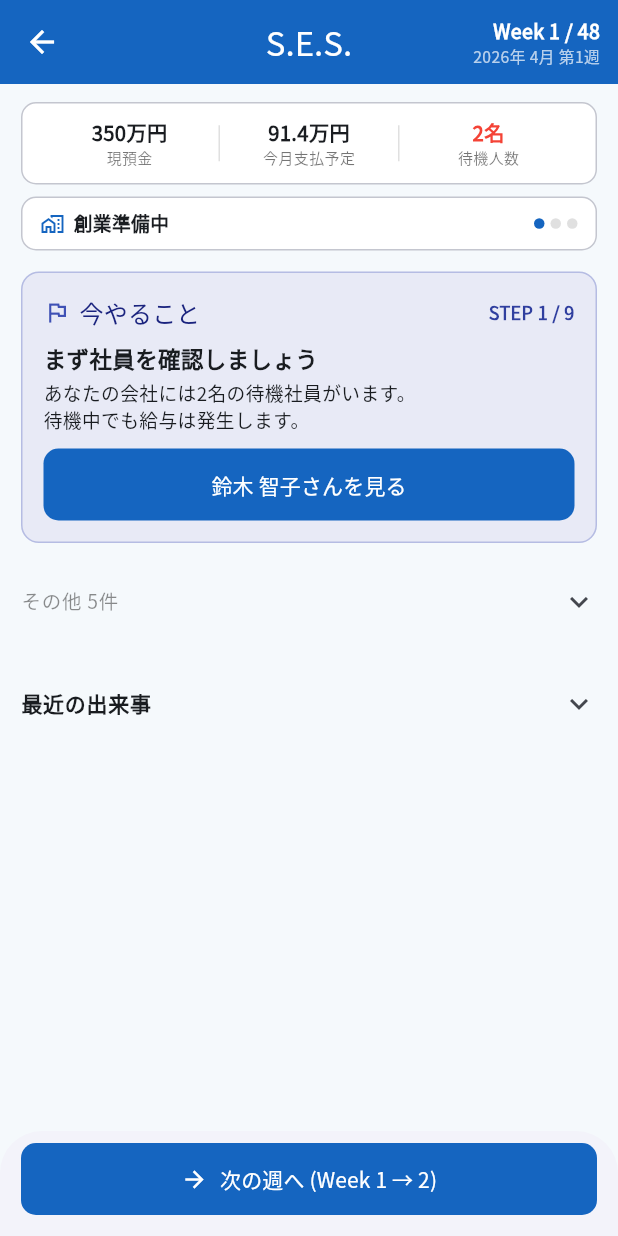
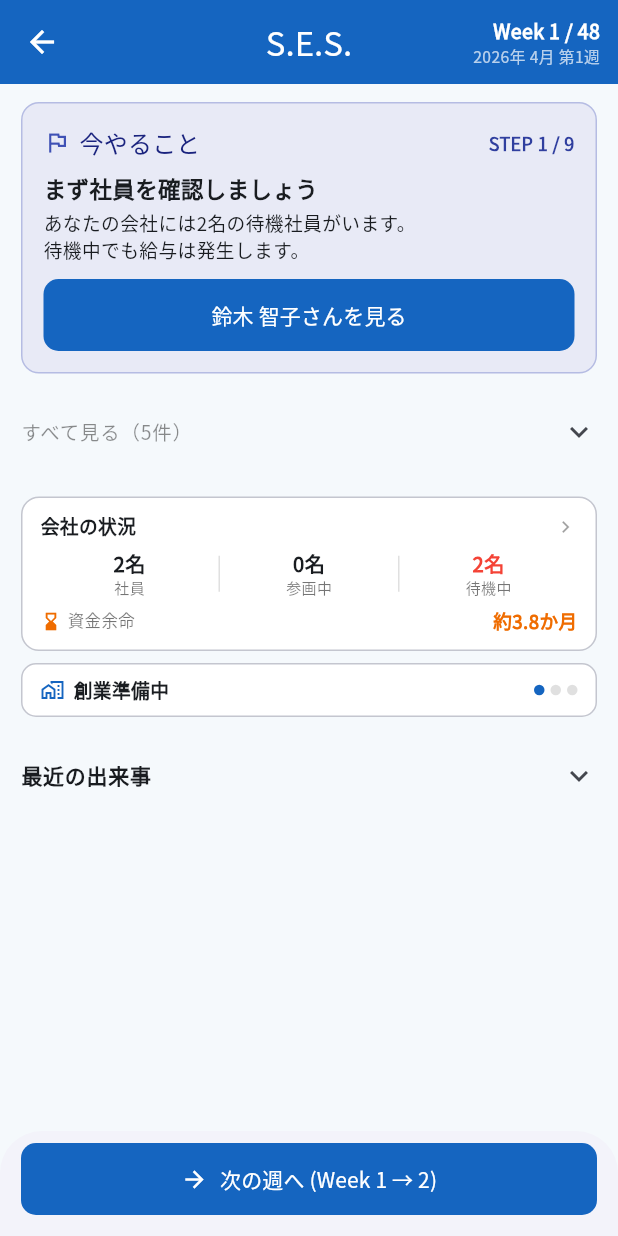
Before and after one commit to perusonao/smile_enjoy_story, a Flutter app: the HomeScreen screen opened directly, on a phone screen of 412 x 824 dp. Run offline on Flutter 3.47's test engine with Material 3 defaults, Android fonts, the phone set to English and light mode, and no system bars; our stand-ins replace shared_preferences; accounts and stored records are empty.

Commit message:
Home layout整理: 「今やること」を1件のヒーローカードに集約 (§1-6)
Home画面の役割を「会社情報を全部見る画面」から「今、何をすればいいか判断
する画面」へ変更する、レイアウト改修の第1段階。

- 今やること: 自由経営/ポスト・チュートリアルでは RecommendationEngine の
  トップ1件をヒーローカードとして表示（ガイド付き創業チュートリアルは既存
  の _GuidedActionCard のまま）。新しいおすすめ判定ロジックは追加していない。
- 重要なお知らせ: RecommendationEngine のトップ3のうち2〜3件目を通知として
  表示し、残りは「すべて見る」に折りたたむ。
- 会社の状況（要約）: 社員数/参画中/待機中/資金余命のみを表示する新しい
  _CompanySummaryCard に、旧StatTile行・_FinanceLine・_HeadcountLine・
  _SimplifiedDashboard を統合（詳細は既存の資金状況シートへ）。
- BeginnerModeCard: 「今月の経営ポイント」という教育専用の一言表示に整理し、
  会社の状況/重要なお知らせと重複していた次回入金予定・待機社員給与負担・
  資金状況のFactsを削除（BeginnerModeEngineのロジック・文言自体は無変更）。
- CompanyPhaseBanner は既存のまま会社の状況の直後に再配置。
- 「次の週へ」は既存のbottomSheet固定ボタンのまま変更なし。

ゲームロジック（TaskEngine/RecommendationEngine/BeginnerModeEngine/
ProgressionEngine/MatchingEngine/ProjectComparisonEngine 等）・会計・
save/loadロジックは一切変更していない。

Co-Authored-By: Claude Sonnet 5 <noreply@anthropic.com>
Claude-Session: https://claude.ai/code/session_01FG27GrnqLyiqmEfXa21cVr

```diff
--- a/lib/ui/home/home_screen.dart
+++ b/lib/ui/home/home_screen.dart
@@ -10,14 +10,12 @@ import '../main_shell.dart';
 import '../projects/client_interview_screen.dart';
 import '../projects/interview_results_screen.dart';
 import '../recruitment/applicant_detail_screen.dart';
-import '../theme.dart';
 import '../widgets/beginner_mode_card.dart';
 import '../widgets/beginner_mode_dialogs.dart';
 import '../widgets/company_phase_indicator.dart';
 import '../widgets/expense_breakdown_sheet.dart';
 import '../widgets/founding_dialogs.dart';
 import '../widgets/monthly_closing_dialog.dart';
-import '../widgets/stat_tile.dart';
 import '../widgets/task_card.dart';
 import '../widgets/week_summary_dialog.dart';
 
@@ -248,7 +246,6 @@ class _HomeScreenState extends State<HomeScreen> {
   Widget build(BuildContext context) {
     final controller = context.game;
     final state = controller.state;
-    final company = state.company;
     final tutorialActive = ProgressionEngine.showFoundingMission(state);
     final guided = ProgressionEngine.guidedAction(state);
     final allTasks = TaskEngine.generateTasks(state);
@@ -265,9 +262,16 @@ class _HomeScreenState extends State<HomeScreen> {
     final primaryTasks = tutorialActive ? criticalTasks : RecommendationEngine.recommendedActions(state);
     final primaryIds = primaryTasks.map((t) => t.id).toSet();
     final collapsedTasks = allTasks.where((t) => !primaryIds.contains(t.id)).toList();
-    final showAdvancedFinance = ProgressionEngine.canUseAdvancedFinance(state);
-    final runway = FinanceEngine.cashRunwayMonths(state);
-    final runwayColor = RunwayIndicator.colorFor(FinanceEngine.classifyRunway(runway));
+    // Home layout整理 (§1): outside the guided founding tutorial, the single
+    // highest-priority recommendation becomes the "今やること" hero — the
+    // exact same [RecommendationEngine] ranking free management already
+    // used for its old top-3 list, just showing only its first entry as the
+    // one obvious next step instead of three equally-weighted cards. The
+    // rest of that same top-3 (no new ranking, no UI-side re-sorting)
+    // becomes "重要なお知らせ" below, capped at 2 so Home never shows more
+    // than 3 recommended items total.
+    final heroTask = tutorialActive ? null : (primaryTasks.isEmpty ? null : primaryTasks.first);
+    final noticeTasks = tutorialActive ? const <HomeTask>[] : primaryTasks.skip(1).take(2).toList();
 
     return Scaffold(
       appBar: AppBar(
@@ -297,70 +301,41 @@ class _HomeScreenState extends State<HomeScreen> {
       body: ListView(
         padding: const EdgeInsets.fromLTRB(14, 12, 14, 100),
         children: [
-          // --- 会社指標: Stage 1 は最小限、初参画後は現行のフルダッシュボード
-          // (§35-37) ---------------------------------------------------
-          if (showAdvancedFinance) ...[
-            Row(
-              children: [
-                Expanded(
-                  child: StatTile(label: '現預金', value: formatCompactYen(company.cash), emphasis: true),
-                ),
-                const SizedBox(width: 8),
-                Expanded(
-                  child: InkWell(
-                    borderRadius: BorderRadius.circular(10),
-                    onTap: () => showExpenseBreakdownSheet(context, state),
-                    child: StatTile(
-                      label: '資金余命',
-                      value: RunwayIndicator.labelFor(runway).replaceAll('で資金枯渇', ''),
-                      emphasis: true,
-                      valueColor: runwayColor,
-                    ),
-                  ),
-                ),
-                const SizedBox(width: 8),
-                Expanded(
-                  child: StatTile(label: '稼働率', value: '${state.utilizationPercent}%', emphasis: true),
-                ),
-              ],
-            ),
-            const SizedBox(height: 6),
-            InkWell(
-              borderRadius: BorderRadius.circular(10),
-              onTap: () => showExpenseBreakdownSheet(context, state),
-              child: _FinanceLine(state: state),
-            ),
-            const SizedBox(height: 6),
-            _HeadcountLine(state: state),
-          ] else
-            _SimplifiedDashboard(state: state),
-          const SizedBox(height: 8),
-          CompanyPhaseBanner(state: state),
-          if (BeginnerModeEngine.isPhase3AActive(state)) ...[
-            const SizedBox(height: 8),
-            BeginnerModeCard(state: state),
-          ],
-          const SizedBox(height: 14),
-
-          if (tutorialActive) ...[
-            // --- "今やること" leads (§9-11, §33-37) — a labeled Critical
-            // section can follow when one genuinely exists, but it never
-            // competes visually with the guided card as "just another
-            // recommendation": it's a clearly-marked exception, not a peer.
+          // --- ① 今やること (§1-2): exactly one hero card, always in the
+          // same spot at the top of Home — the guided founding tutorial's
+          // own single-step card while it's active, otherwise the single
+          // highest-priority [RecommendationEngine] task. Never two
+          // equally-weighted "what should I do" cards on screen at once.
+          if (tutorialActive)
             if (guided != null)
               _GuidedActionCard(
                 action: guided,
                 onCta: guided.ctaLabel == null ? null : () => _onGuidedActionCta(context, guided),
+              )
+            else
+              const SizedBox.shrink()
+          else
+            _HeroTaskCard(
+              task: heroTask,
+              onTap: heroTask == null || heroTask.targetType == TaskTargetType.none
+                  ? null
+                  : () => _onTaskTap(context, heroTask.targetType, heroTask.targetId),
             ),
+
+          // Beginner Mode's "今月の経営ポイント" (§3): a teaching-only label,
+          // never a second set of facts already covered by "会社の状況" or
+          // "重要なお知らせ" below (§4, §11).
+          if (BeginnerModeEngine.isPhase3AActive(state)) ...[
+            const SizedBox(height: 10),
+            BeginnerModeCard(state: state),
+          ],
+
+          // --- ② 重要なお知らせ (§4): at most a handful of short notices,
+          // never every task's full detail — "すべて見る" expands the rest.
+          if (tutorialActive) ...[
             if (criticalTasks.isNotEmpty) ...[
               const SizedBox(height: 10),
-              Row(
-                children: [
-                  const Icon(Icons.error_outline, size: 15, color: Colors.red),
-                  const SizedBox(width: 4),
-                  Text('重要なお知らせ', style: TextStyle(fontSize: 12.5, fontWeight: FontWeight.bold, color: Colors.red.shade700)),
-                ],
-              ),
+              const _SectionHeader(icon: Icons.error_outline, iconColor: Colors.red, label: '重要なお知らせ', labelColor: Colors.red),
               const SizedBox(height: 6),
               for (final task in criticalTasks)
                 TaskCard(
@@ -370,55 +345,45 @@ class _HomeScreenState extends State<HomeScreen> {
                       : () => _onTaskTap(context, task.targetType, task.targetId),
                 ),
             ],
-            if (collapsedTasks.isNotEmpty)
-              Padding(
-                padding: const EdgeInsets.only(top: 10),
-                child: ExpansionTile(
-                  tilePadding: EdgeInsets.zero,
-                  title: Text('その他 ${collapsedTasks.length}件', style: const TextStyle(fontSize: 13, color: Colors.black45)),
-                  children: [for (final task in collapsedTasks) TaskCard(task: task, onTap: task.targetType == TaskTargetType.none ? null : () => _onTaskTap(context, task.targetType, task.targetId))],
-                ),
-              ),
           ] else ...[
-            // --- 今週の経営判断 (free management: unchanged 0.4C behavior) --
-            Row(
-              children: [
-                Text('今週のおすすめ行動', style: Theme.of(context).textTheme.titleMedium),
-                const SizedBox(width: 6),
-                const Text('今週の経営判断', style: TextStyle(fontSize: 10, color: Colors.black45)),
-                const SizedBox(width: 6),
-                if (primaryTasks.isNotEmpty)
-                  Text('(${primaryTasks.length})', style: const TextStyle(color: Colors.black45, fontSize: 13)),
-              ],
-            ),
-            const SizedBox(height: 8),
-            if (primaryTasks.isEmpty)
-              Container(
-                padding: const EdgeInsets.all(14),
-                decoration: BoxDecoration(
-                  color: Colors.white,
-                  borderRadius: BorderRadius.circular(10),
-                  border: Border.all(color: Theme.of(context).colorScheme.outlineVariant),
-                ),
-                child: const Text('今週やることは特にありません。「次の週へ」進めましょう。'),
-              )
-            else
-              for (final task in primaryTasks)
+            if (noticeTasks.isNotEmpty) ...[
+              const SizedBox(height: 10),
+              const _SectionHeader(icon: Icons.notifications_none, iconColor: Colors.orange, label: '重要なお知らせ', labelColor: Colors.deepOrange),
+              const SizedBox(height: 6),
+              for (final task in noticeTasks)
                 TaskCard(
                   task: task,
                   onTap: task.targetType == TaskTargetType.none
                       ? null
                       : () => _onTaskTap(context, task.targetType, task.targetId),
                 ),
+            ],
+            if (heroTask == null && noticeTasks.isEmpty && collapsedTasks.isEmpty)
+              const Padding(
+                padding: EdgeInsets.only(top: 10),
+                child: Text('重要なお知らせはありません。', style: TextStyle(fontSize: 12, color: Colors.black45)),
+              ),
+          ],
           if (collapsedTasks.isNotEmpty)
-              ExpansionTile(
+            Padding(
+              padding: const EdgeInsets.only(top: 10),
+              child: ExpansionTile(
                 tilePadding: EdgeInsets.zero,
-                title: Text('その他 ${collapsedTasks.length}件', style: const TextStyle(fontSize: 13)),
+                title: Text('すべて見る（${collapsedTasks.length}件）', style: const TextStyle(fontSize: 13, color: Colors.black45)),
                 children: [for (final task in collapsedTasks) TaskCard(task: task, onTap: task.targetType == TaskTargetType.none ? null : () => _onTaskTap(context, task.targetType, task.targetId))],
               ),
-            if (state.listings.where((listing) => listing.isActiveOn(state.week)).isEmpty)
+            ),
+          if (!tutorialActive && state.listings.where((listing) => listing.isActiveOn(state.week)).isEmpty)
             const Padding(padding: EdgeInsets.only(top: 4), child: Text('求人媒体が掲載されていません', style: TextStyle(fontSize: 11, color: Colors.black54))),
-          ],
+
+          // --- ③ 会社の状況（要約） (§5-6): the compact numbers every
+          // player needs at a glance — detail (AR,今月の入出金, 稼働率 etc.)
+          // lives one tap away in the existing 資金状況 sheet / 社員 tab
+          // instead of being spelled out again on Home.
+          const SizedBox(height: 14),
+          _CompanySummaryCard(state: state),
+          const SizedBox(height: 8),
+          CompanyPhaseBanner(state: state),
 
           const SizedBox(height: 10),
           Theme(
@@ -447,47 +412,24 @@ class _HomeScreenState extends State<HomeScreen> {
   }
 }
 
-/// Stage 1's Home (§35): only cash, this month's expected outflow, and the
-/// waiting headcount — the full dashboard grows in once there's an actual
-/// assignment to show revenue/AR/utilization for.
-class _SimplifiedDashboard extends StatelessWidget {
-  const _SimplifiedDashboard({required this.state});
-  final GameState state;
+/// Small labeled section divider used by both "重要なお知らせ" branches
+/// (§4) — a single shared widget instead of two near-identical `Row`s.
+class _SectionHeader extends StatelessWidget {
+  const _SectionHeader({required this.icon, required this.iconColor, required this.label, required this.labelColor});
+
+  final IconData icon;
+  final Color iconColor;
+  final String label;
+  final Color labelColor;
 
   @override
   Widget build(BuildContext context) {
-    final outflow = FinanceEngine.expectedOutflowThisMonth(state);
-    // "待機人数" alone reads as "nothing is happening" even right after
-    // sales started — a selling-but-unassigned employee is still counted
-    // as waiting for salary purposes, but the player needs to see that
-    // activity separately (Playable 0.4C.3 §41-43).
-    final sellingCount = state.engineers
-        .where((e) => e.salesStatus != SalesStatus.notSelling && state.assignmentForEngineer(e.id) == null)
-        .length;
-    return Container(
-      padding: const EdgeInsets.symmetric(horizontal: 12, vertical: 10),
-      decoration: BoxDecoration(
-        color: Colors.white,
-        borderRadius: BorderRadius.circular(10),
-        border: Border.all(color: Theme.of(context).colorScheme.outlineVariant),
-      ),
-      child: Row(
-        mainAxisAlignment: MainAxisAlignment.spaceAround,
+    return Row(
       children: [
-          Expanded(child: _Metric('現預金', formatCompactYen(state.company.cash))),
-          Container(width: 1, height: 24, color: Colors.black12),
-          Expanded(child: _Metric('今月支払予定', formatCompactYen(outflow))),
-          Container(width: 1, height: 24, color: Colors.black12),
-          Expanded(
-            child: _Metric(
-              '待機人数',
-              '${state.waitingEngineerCount}名',
-              color: state.waitingEngineerCount > 0 ? Colors.red : null,
-              caption: sellingCount > 0 ? 'うち営業中 $sellingCount' : null,
-            ),
-          ),
+        Icon(icon, size: 15, color: iconColor),
+        const SizedBox(width: 4),
+        Text(label, style: TextStyle(fontSize: 12.5, fontWeight: FontWeight.bold, color: labelColor)),
       ],
-      ),
     );
   }
 }
@@ -549,37 +491,138 @@ class _GuidedActionCard extends StatelessWidget {
   }
 }
 
-class _FinanceLine extends StatelessWidget {
-  const _FinanceLine({required this.state});
+/// Non-tutorial "今やること" hero (§1-2): mirrors [_GuidedActionCard]'s
+/// framing (same heading, same one-card-only rule) but reads from a
+/// [HomeTask] — the single highest-priority [RecommendationEngine] result
+/// — instead of a [GuidedAction], so free management and post-tutorial
+/// Beginner Mode get the same "one obvious next step" treatment the guided
+/// founding flow already has. `task == null` (nothing recommended right
+/// now) keeps the same card in place with a quiet "特にありません" body
+/// instead of making Home's layout jump.
+class _HeroTaskCard extends StatelessWidget {
+  const _HeroTaskCard({required this.task, required this.onTap});
+
+  final HomeTask? task;
+  final VoidCallback? onTap;
+
+  @override
+  Widget build(BuildContext context) {
+    final task = this.task;
+    return Container(
+      padding: const EdgeInsets.all(14),
+      decoration: BoxDecoration(
+        color: Colors.indigo.shade50,
+        borderRadius: BorderRadius.circular(12),
+        border: Border.all(color: Colors.indigo.withValues(alpha: 0.3)),
+      ),
+      child: Column(
+        crossAxisAlignment: CrossAxisAlignment.start,
+        children: [
+          Row(
+            children: [
+              const Icon(Icons.flag_outlined, color: Colors.indigo, size: 18),
+              const SizedBox(width: 6),
+              Text('今やること', style: Theme.of(context).textTheme.titleMedium?.copyWith(color: Colors.indigo.shade900)),
+              if (task != null) ...[
+                const Spacer(),
+                Container(
+                  padding: const EdgeInsets.symmetric(horizontal: 6, vertical: 2),
+                  decoration: BoxDecoration(color: Colors.indigo, borderRadius: BorderRadius.circular(4)),
+                  child: Text(task.priorityLabel, style: const TextStyle(fontSize: 10.5, fontWeight: FontWeight.bold, color: Colors.white)),
+                ),
+              ],
+            ],
+          ),
+          const SizedBox(height: 8),
+          if (task == null)
+            const Text('今週やることは特にありません。「次の週へ」進めましょう。', style: TextStyle(fontSize: 13))
+          else ...[
+            Text(task.title, style: const TextStyle(fontWeight: FontWeight.bold, fontSize: 15)),
+            if (task.subtitle != null) ...[
+              const SizedBox(height: 4),
+              Text(task.subtitle!, style: const TextStyle(fontSize: 12.5, height: 1.4)),
+            ],
+            if (onTap != null) ...[
+              const SizedBox(height: 10),
+              SizedBox(
+                width: double.infinity,
+                child: FilledButton(onPressed: onTap, child: Text(task.nextActionLabel)),
+              ),
+            ],
+          ],
+        ],
+      ),
+    );
+  }
+}
+
+/// ③ 会社の状況（要約） (§5): the compact set of numbers every player needs
+/// at a glance — headcount split + cash runway — with everything else
+/// (AR, this month's in/outflow, utilization, Morale/Trust, …) left to the
+/// existing 資金状況 sheet (one tap away, via [showExpenseBreakdownSheet])
+/// and the 社員/営業/採用/経営 tabs instead of being spelled out again here.
+class _CompanySummaryCard extends StatelessWidget {
+  const _CompanySummaryCard({required this.state});
 
   final GameState state;
 
   @override
   Widget build(BuildContext context) {
-    final ar = FinanceEngine.totalPendingAr(state);
-    final inflow = FinanceEngine.expectedInflowThisMonth(state);
-    final outflow = FinanceEngine.expectedOutflowThisMonth(state);
-    final projected = FinanceEngine.projectedMonthEndCash(state);
-    final projectedColor = projected >= 0 ? Colors.green.shade700 : Colors.red.shade700;
-
-    return Container(
-      padding: const EdgeInsets.symmetric(horizontal: 12, vertical: 8),
+    final runway = FinanceEngine.cashRunwayMonths(state);
+    final runwayColor = RunwayIndicator.colorFor(FinanceEngine.classifyRunway(runway));
+    final waiting = state.waitingEngineerCount;
+    return InkWell(
+      borderRadius: BorderRadius.circular(12),
+      onTap: () => showExpenseBreakdownSheet(context, state),
+      child: Container(
+        padding: const EdgeInsets.symmetric(horizontal: 12, vertical: 10),
         decoration: BoxDecoration(
           color: Colors.white,
-        borderRadius: BorderRadius.circular(10),
+          borderRadius: BorderRadius.circular(12),
           border: Border.all(color: Theme.of(context).colorScheme.outlineVariant),
         ),
-      child: Row(
+        child: Column(
+          crossAxisAlignment: CrossAxisAlignment.start,
+          children: [
+            Row(
+              children: [
+                const Text('会社の状況', style: TextStyle(fontSize: 12.5, fontWeight: FontWeight.bold)),
+                const Spacer(),
+                const Icon(Icons.chevron_right, size: 16, color: Colors.black38),
+              ],
+            ),
+            const SizedBox(height: 6),
+            Row(
               mainAxisAlignment: MainAxisAlignment.spaceAround,
               children: [
-          Expanded(child: _Metric('売掛金', formatCompactYen(ar))),
+                Expanded(child: _Metric('社員', '${state.engineers.length}名')),
                 _divider(),
-          Expanded(child: _Metric('今月入金予定', formatCompactYen(inflow))),
+                Expanded(child: _Metric('参画中', '${state.assignedEngineerCount}名')),
                 _divider(),
-          Expanded(child: _Metric('今月支払予定', formatCompactYen(outflow))),
-          _divider(),
-          Expanded(child: _Metric('月末予想現金', formatCompactYen(projected), color: projectedColor)),
+                Expanded(
+                  child: _Metric(
+                    '待機中',
+                    '$waiting名',
+                    color: waiting > 0 ? Colors.red : null,
+                  ),
+                ),
               ],
+            ),
+            const SizedBox(height: 6),
+            Row(
+              children: [
+                Icon(Icons.hourglass_bottom, size: 14, color: runwayColor),
+                const SizedBox(width: 4),
+                const Text('資金余命', style: TextStyle(fontSize: 11, color: Colors.black54)),
+                const Spacer(),
+                Text(
+                  RunwayIndicator.labelFor(runway).replaceAll('で資金枯渇', ''),
+                  style: TextStyle(fontSize: 12.5, fontWeight: FontWeight.bold, color: runwayColor),
+                ),
+              ],
+            ),
+          ],
+        ),
       ),
     );
   }
@@ -587,59 +630,12 @@ class _FinanceLine extends StatelessWidget {
   static Widget _divider() => Container(width: 1, height: 24, color: Colors.black12);
 }
 
-class _HeadcountLine extends StatelessWidget {
-  const _HeadcountLine({required this.state});
-
-  final GameState state;
-
-  @override
-  Widget build(BuildContext context) {
-    final sellingCount = state.engineers
-        .where((e) => e.salesStatus != SalesStatus.notSelling && state.assignmentForEngineer(e.id) == null)
-        .length;
-    return Container(
-      padding: const EdgeInsets.symmetric(horizontal: 12, vertical: 8),
-      decoration: BoxDecoration(
-        color: Colors.white,
-        borderRadius: BorderRadius.circular(10),
-        border: Border.all(color: Theme.of(context).colorScheme.outlineVariant),
-      ),
-      child: Row(
-        mainAxisAlignment: MainAxisAlignment.spaceAround,
-        children: [
-          Expanded(child: _Metric('社員', '${state.engineers.length}')),
-          _divider(),
-          Expanded(child: _Metric('稼働', '${state.assignedEngineerCount}')),
-          _divider(),
-          Expanded(
-            child: _Metric(
-              '待機',
-              '${state.waitingEngineerCount}',
-              color: state.waitingEngineerCount > 0 ? Colors.red : null,
-              caption: sellingCount > 0 ? 'うち営業中 $sellingCount' : null,
-            ),
-          ),
-          _divider(),
-          Expanded(child: _Metric('応募', '${state.applicants.where((e) => e.appearedWeek == state.week).length}')),
-          _divider(),
-          Expanded(child: _Metric('市場案件', '${state.openProjects.where((e) => state.relationFor(e.project.clientId).unlocked).length}')),
-        ],
-      ),
-    );
-  }
-
-  static Widget _divider() => Container(width: 1, height: 20, color: Colors.black12);
-}
-
 class _Metric extends StatelessWidget {
-  const _Metric(this.label, this.value, {this.color, this.caption});
+  const _Metric(this.label, this.value, {this.color});
 
   final String label;
   final String value;
   final Color? color;
-
-  /// Small extra line under the label, e.g. "うち営業中 1" (§41-43).
-  final String? caption;
 
   @override
   Widget build(BuildContext context) {
@@ -650,8 +646,6 @@ class _Metric extends StatelessWidget {
           child: Text(value, style: TextStyle(fontWeight: FontWeight.bold, fontSize: 13.5, color: color)),
         ),
         Text(label, style: const TextStyle(fontSize: 10, color: Colors.black54)),
-        if (caption != null)
-          Text(caption!, style: const TextStyle(fontSize: 9.5, color: Colors.teal, fontWeight: FontWeight.bold)),
       ],
     );
   }
```
Also changed, not shown: lib/ui/widgets/beginner_mode_card.dart (+27 -85 lines), 4 other files. Lines whose indentation alone changed are shown as unchanged.
